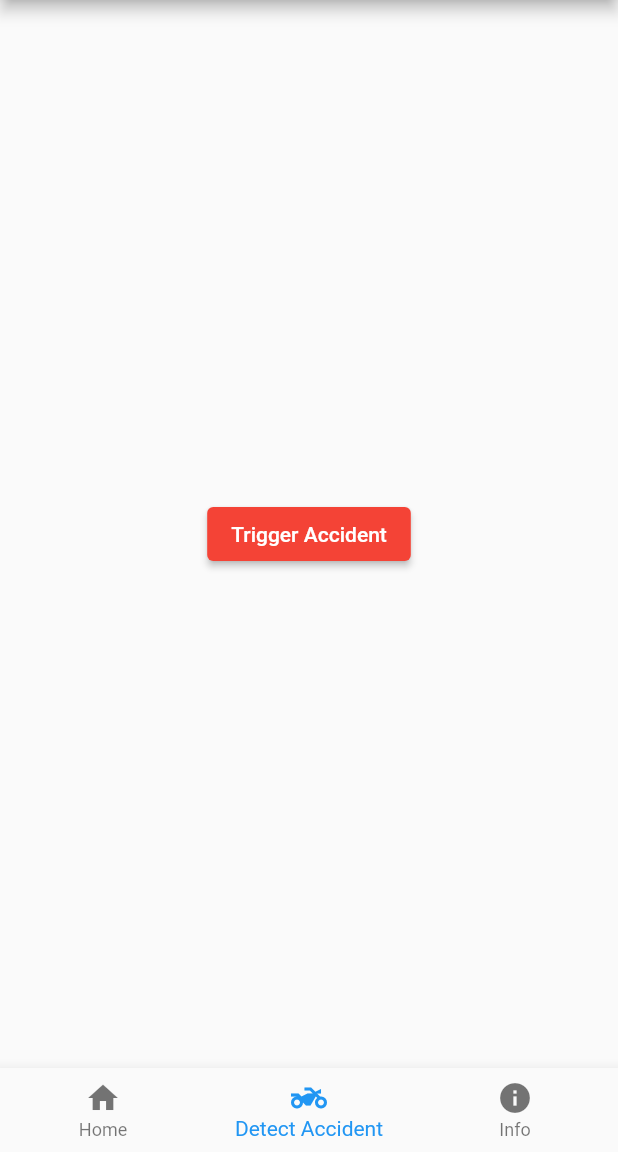
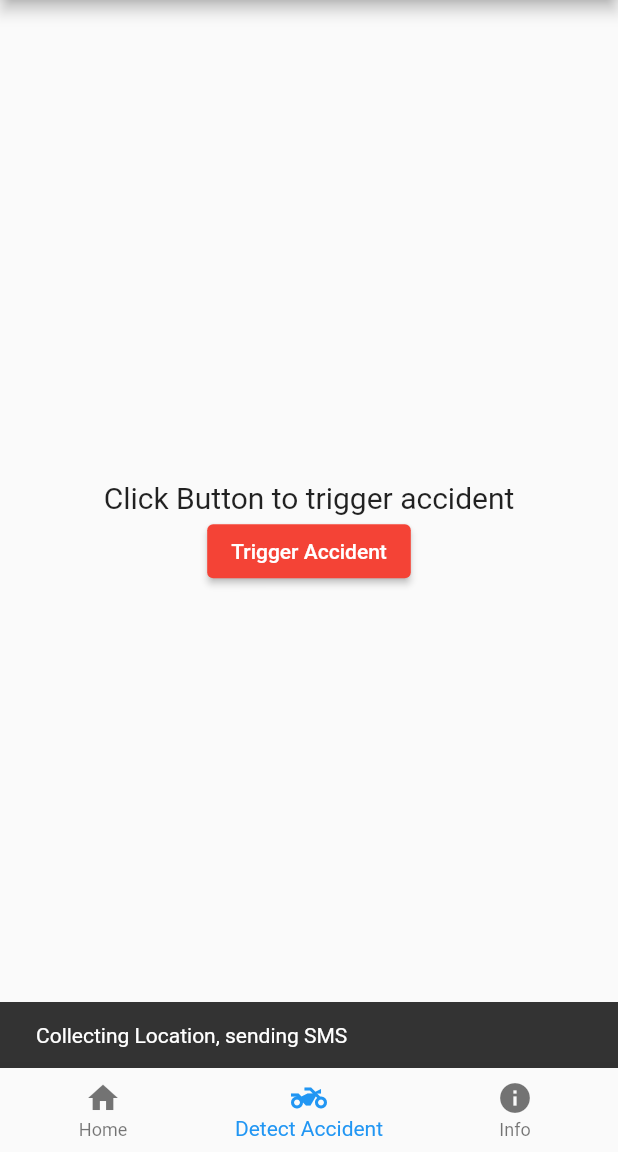
Before and after one commit to JoelVStan/Accident-Detection, a Flutter app: the screen it shows after launch, item 2 of the bottom bar chosen, after a tap on "Trigger Accident", on a phone screen of 412 x 824 dp, the part 84-1236 px from its top. Run offline on Flutter 3.47's test engine with Material 2 defaults, Android fonts, the phone set to English and light mode, and no system bars; our stand-ins replace geocoding, geolocator; missing offline and left inert: telephony.

Commit message:
SMS sending successfully created.

```diff
--- a/lib/accident.dart
+++ b/lib/accident.dart
@@ -1,5 +1,10 @@
+import 'dart:async';
+// ignore: depend_on_referenced_packages
+import 'package:flutter/services.dart';
 import 'package:flutter/material.dart';
-
+import 'package:geolocator/geolocator.dart';
+import 'package:geocoding/geocoding.dart';
+import 'package:telephony/telephony.dart';
 
 class AccidentButtonPage extends StatefulWidget {
   const AccidentButtonPage({super.key});
@@ -8,7 +13,57 @@ class AccidentButtonPage extends StatefulWidget {
   State<AccidentButtonPage> createState() => _AccidentButtonPageState();
 }
 
+
+
 class _AccidentButtonPageState extends State<AccidentButtonPage> {
+  String location = 'Press Button below';
+  String address = "address";
+
+  String message = "";
+  final telephony = Telephony.instance;
+
+
+
+  // gelocator code start
+  Future<Position> _getGeoLocationPosition() async {
+  bool serviceEnabled;
+  LocationPermission permission;
+
+  serviceEnabled = await Geolocator.isLocationServiceEnabled();
+  if (!serviceEnabled) {
+    await Geolocator.openLocationSettings();
+    return Future.error('Location services are disabled.');
+  }
+
+  permission = await Geolocator.checkPermission();
+  if (permission == LocationPermission.denied) {
+    permission = await Geolocator.requestPermission();
+    if (permission == LocationPermission.denied) {
+      return Future.error('Location permissions are denied');
+    }
+  }
+
+  if (permission == LocationPermission.deniedForever) {
+    return Future.error(
+      'Location permissions are permanently denied, we cannot request permissions.');
+  }
+  return await Geolocator.getCurrentPosition();
+}
+// locator code ends
+
+Future<void> GetAddressFromLatLong(Position position)async {
+    List<Placemark> placemarks = await placemarkFromCoordinates(position.latitude, position.longitude);
+    print(placemarks);
+    Placemark place = placemarks[0];
+    address = '${place.thoroughfare}, ${place.subLocality}, ${place.locality}, ${place.postalCode}, ${place.administrativeArea}, ${place.country}';
+    telephony.sendSms(
+	    to: "9495319900",
+	    message: address
+            );
+    setState(()  {
+    });
+  }
+
   @override
   Widget build(BuildContext context) {
     return Scaffold(
@@ -16,15 +71,47 @@ class _AccidentButtonPageState extends State<AccidentButtonPage> {
         title: const Text('Accident Detection'),
       ),
       body: Center(
-        child: ElevatedButton(
+        child: Column(
+        mainAxisAlignment: MainAxisAlignment.center,
+        children: [
+          //Text(location, style: const TextStyle(fontSize: 15)
+        //),
+        //Text('${address}'),
+        const Text("Click Button to trigger accident", style: TextStyle(fontSize: 20)),
+
+
+        ElevatedButton(
           style: ElevatedButton.styleFrom(
             backgroundColor: Colors.red,
             foregroundColor: Colors.white,
           ),
-          onPressed: (){},
+          onPressed: () async{
+
+            // snackpack code
+            const snackBar = SnackBar(
+              content: Text('Collecting Location, sending SMS'),
+              );
+              ScaffoldMessenger.of(context).showSnackBar(snackBar);
+
+              Position position = await _getGeoLocationPosition();
+              //print(position.latitude);
+              location = 'Lat: ${position.latitude}, Long: ${position.longitude}';
+              GetAddressFromLatLong(position);
+              //String add = address;
+
+            const snackBa = SnackBar(
+              content: Text('SMS Sent'),
+              );
+              ScaffoldMessenger.of(context).showSnackBar(snackBa);
+
+
+          },
           child: const Text('Trigger Accident'),
         )
+        ]
+      ),
       ),
     );
   }
+
 }
--- a/pubspec.yaml
+++ b/pubspec.yaml
@@ -36,6 +36,8 @@ dependencies:
   # The following adds the Cupertino Icons font to your application.
   # Use with the CupertinoIcons class for iOS style icons.
   cupertino_icons: ^1.0.2
+  geolocator: #latest version
+  geocoding:  #latest version
 
 dev_dependencies:
   flutter_test:
@@ -47,6 +49,7 @@ dev_dependencies:
   # package. See that file for information about deactivating specific lint
   # rules and activating additional ones.
   flutter_lints: ^2.0.0
+  telephony:
 
 # For information on the generic Dart part of this file, see the
 # following page: https://dart.dev/tools/pub/pubspec
```
Also changed, not shown: pubspec.lock, 6 other files.
